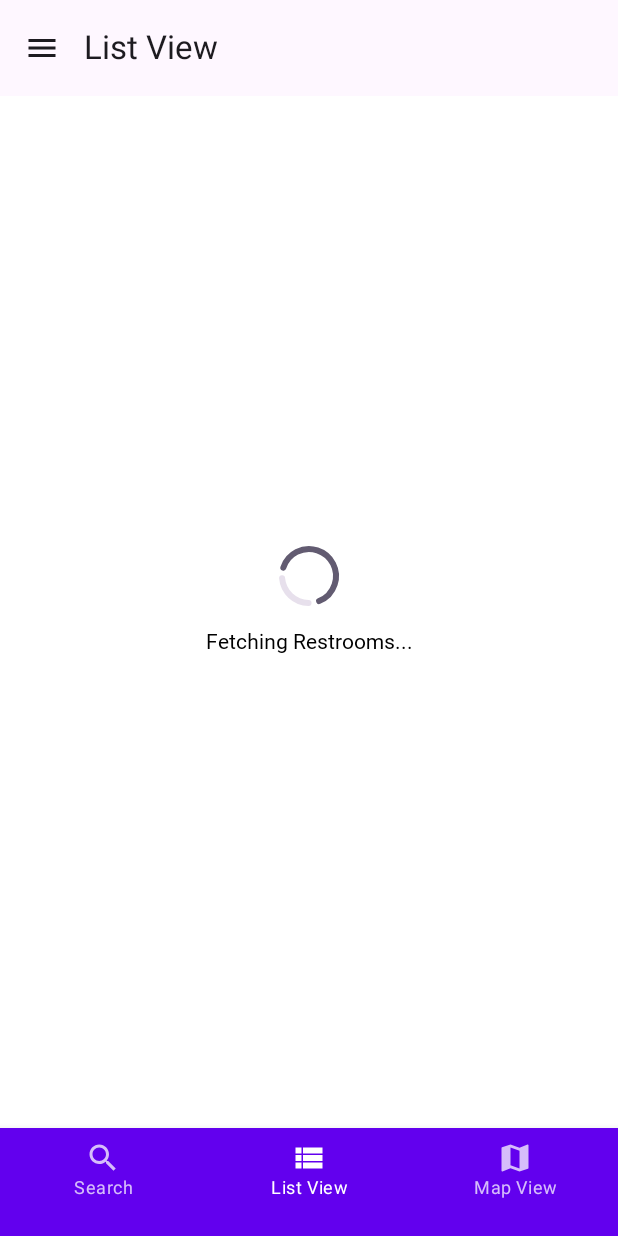
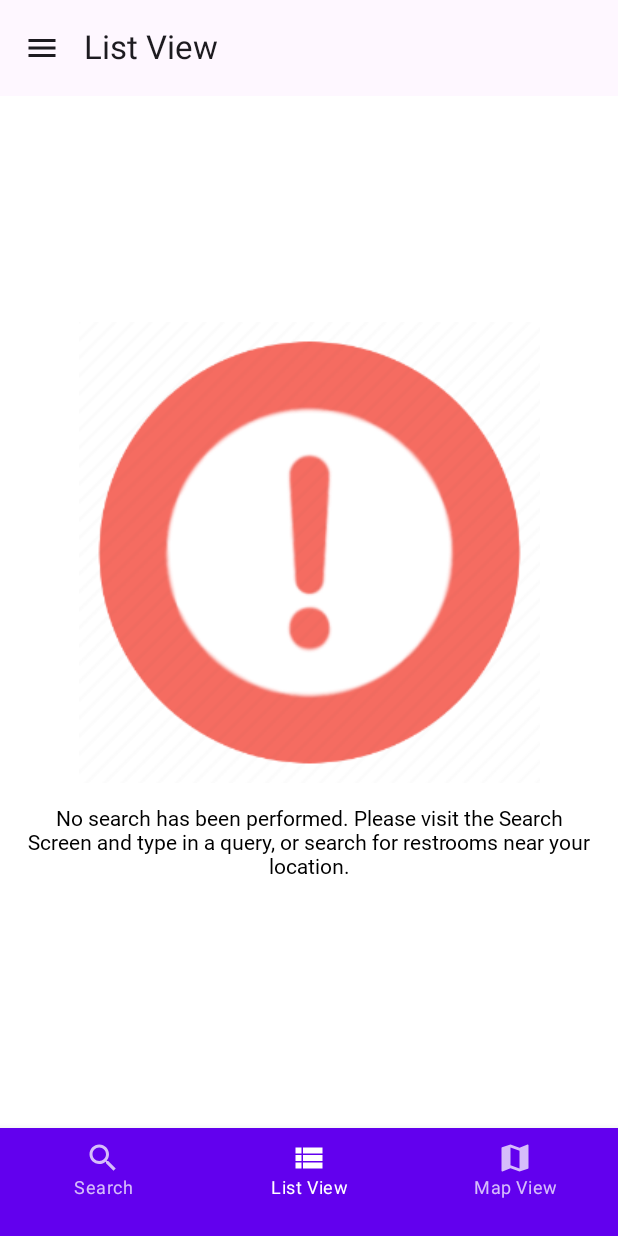
Before and after one commit to Alejandro-Casanova/Refuge-Restrooms-Android, an Android app built with Jetpack Compose: the screen it shows after launch (MainActivity), item 2 of the bottom bar chosen, on a phone screen of 412 x 824 dp. Run offline under Robolectric (Android 15) with nearby library versions, the light colour scheme and no system bars; libraries missing offline, so code that uses them is left out: com.jakewharton.retrofit2; Roboto replaces fonts that are not available here.

Commit message:
fixed list standby loading screen

```diff
--- a/app/src/main/java/com/example/refugerestrooms/ui/RestroomsViewModel.kt
+++ b/app/src/main/java/com/example/refugerestrooms/ui/RestroomsViewModel.kt
@@ -25,6 +25,7 @@ import retrofit2.HttpException
 import java.io.IOException
 
 sealed interface ApiRequestState {
+    data object Standby : ApiRequestState
     data object Success : ApiRequestState
     data class Error(val errorMsg: String) : ApiRequestState
     data object Loading : ApiRequestState
@@ -80,7 +81,7 @@ class RestroomsViewModel(
     }
 
     /** The mutable State that stores the status of the most recent request */
-    var apiRequestState: ApiRequestState by mutableStateOf(ApiRequestState.Loading)
+    var apiRequestState: ApiRequestState by mutableStateOf(ApiRequestState.Standby)
         private set
 
     private val dummyDataSource = DummyDataSource() // Just for testing
--- a/app/src/main/java/com/example/refugerestrooms/ui/screens/Common.kt
+++ b/app/src/main/java/com/example/refugerestrooms/ui/screens/Common.kt
@@ -1,5 +1,6 @@
 package com.example.refugerestrooms.ui.screens
 
+import androidx.annotation.DrawableRes
 import androidx.compose.foundation.Image
 import androidx.compose.foundation.layout.Arrangement
 import androidx.compose.foundation.layout.Column
@@ -56,6 +57,7 @@ fun ErrorScreen(
     modifier: Modifier = Modifier,
     displayIcon: Boolean = true,
     displayText: String = stringResource(R.string.loading_failed),
+    @DrawableRes drawableResource: Int = R.drawable.ic_connection_error,
 ) {
     Column(
         modifier = modifier,
@@ -65,7 +67,7 @@ fun ErrorScreen(
         if(displayIcon) {
             Image(
                 contentScale = ContentScale.Crop,
-                painter = painterResource(id = R.drawable.ic_connection_error),
+                painter = painterResource(drawableResource),
                 contentDescription = ""
             )
         }
--- a/app/src/main/java/com/example/refugerestrooms/ui/screens/RestroomListScreen.kt
+++ b/app/src/main/java/com/example/refugerestrooms/ui/screens/RestroomListScreen.kt
@@ -77,6 +77,13 @@ fun RestroomListScreen(
 ) {
     val appUiState by restroomsViewModel.uiState.collectAsState()
     when (val apiRequestState = restroomsViewModel.apiRequestState) {
+        is ApiRequestState.Standby -> ErrorScreen(
+            displayText = stringResource(R.string.no_search_query),
+            modifier = modifier
+                .fillMaxSize()
+                .padding(lazyListContentPadding),
+            drawableResource = R.drawable.info_error_red_transp_small
+        )
         is ApiRequestState.Loading -> LoadingScreen(
             displayText = "Fetching Restrooms...",
             modifier = modifier
--- a/app/src/main/res/values/strings.xml
+++ b/app/src/main/res/values/strings.xml
@@ -20,4 +20,5 @@
     <string name="loading_failed">Connection Failed</string>
     <string name="fetching">Fetching...</string>
     <string name="miles_away">%.3f miles away</string>
+    <string name="no_search_query">No search has been performed. Please visit the Search Screen and type in a query, or search for restrooms near your location.</string>
 </resources>
```
Also changed, not shown: app/src/main/res/drawable/info_error_red_transp.png (added), app/src/main/res/drawable/info_error_red_transp_small.png (added).
